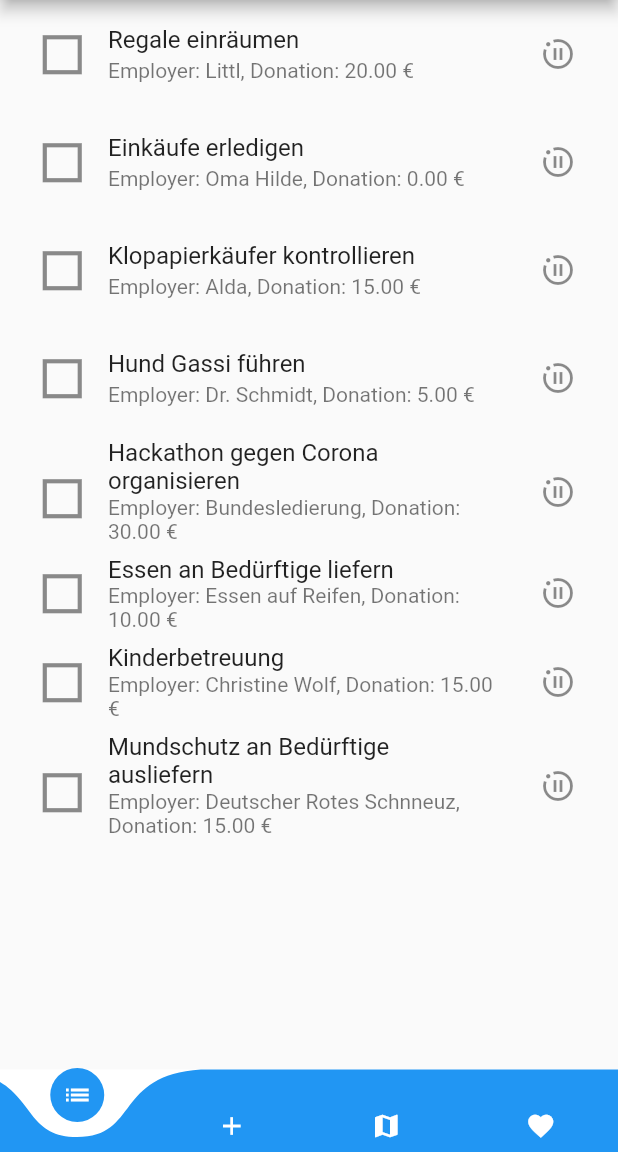
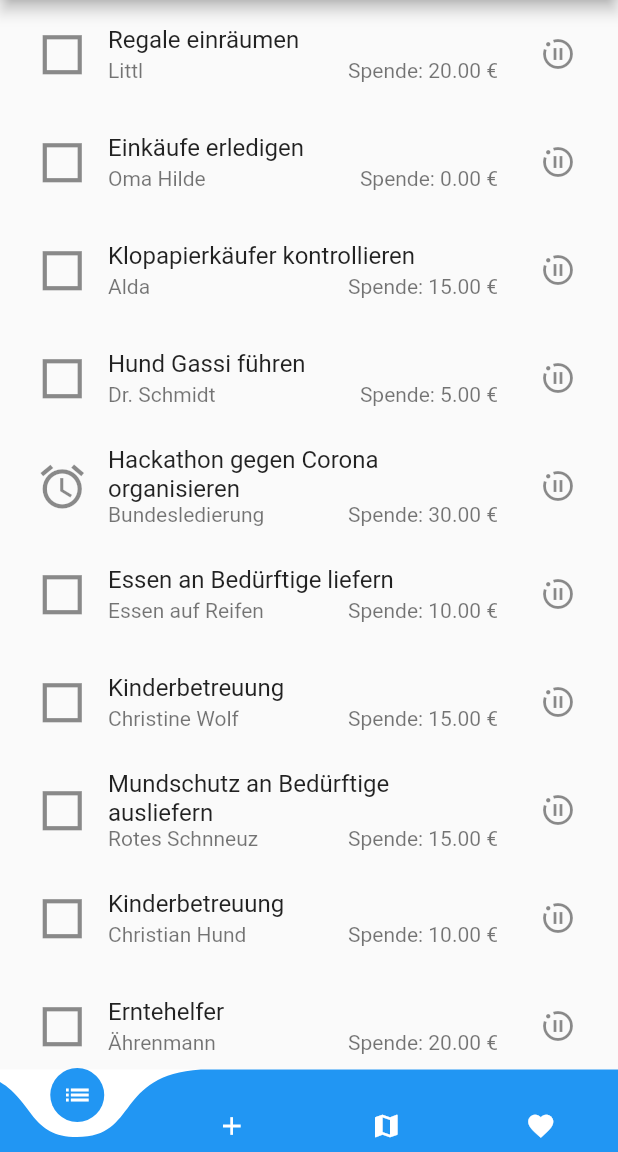
Before and after one commit to ConstantinKoch/WirVSVirus, a Flutter app: the screen it shows after launch, on a phone screen of 412 x 824 dp, the part 84-1236 px from its top. Run offline on Flutter 3.47's test engine with Material 2 defaults, Android fonts, the phone set to English and light mode, and no system bars; drawn by our look-alikes of curved_navigation_bar.

Commit message:
Added Jobs

```diff
--- a/App/wirvsvirus/lib/JobOverview.dart
+++ b/App/wirvsvirus/lib/JobOverview.dart
@@ -23,7 +23,7 @@ class JobOverview extends StatelessWidget {
             child:Column(
               children: <Widget>[
                 IconButton(
-                  icon:Icon(IconData(59475, fontFamily: 'MaterialIcons')),
+                  icon: job.employer == 'Bundesledierung' ? Icon(Icons.access_alarms) : Icon(IconData(59475, fontFamily: 'MaterialIcons')),
                   onPressed: (){
                     Navigator.push(context, MaterialPageRoute(
                         builder:(context) => Skeleton(body: AccountView()/*TODO change to Account activity*/)
@@ -36,7 +36,13 @@ class JobOverview extends StatelessWidget {
             )
           ),
             title: Text(job.title),
-            subtitle: Text('Employer: ' + job.employer + ', Donation: ' + job.donation.toString()),
+            subtitle: Row(
+              children: [
+                Text(job.employer),
+                Spacer(),
+                Text('Spende: ' + job.donation.toString()),
+              ],
+            ),
             trailing: IconButton(
                   icon: Icon(IconData(58377, fontFamily: 'MaterialIcons', matchTextDirection: true)),
                   onPressed: () {
--- a/App/wirvsvirus/lib/Jobs.dart
+++ b/App/wirvsvirus/lib/Jobs.dart
@@ -1,10 +1,9 @@
 class Jobs {
-  int id;
   final String title;
   final String employer;
   final Donation donation;
 
-  Jobs({this.id, this.title, this.employer, this.donation});
+  Jobs({this.title, this.employer, this.donation});
 }
 
 class Donation {
@@ -26,13 +25,16 @@ List<Jobs> getJobs() {
     Jobs(title: 'Hackathon gegen Corona organisieren', employer: 'Bundesledierung', donation: Donation(30.0)),
     Jobs(title: 'Essen an Bedürftige liefern', employer: 'Essen auf Reifen', donation: Donation(10.0)),
     Jobs(title: 'Kinderbetreuung', employer: 'Christine Wolf', donation: Donation(15.0)),
-    Jobs(title: 'Mundschutz an Bedürftige ausliefern', employer: 'Deutscher Rotes Schnneuz', donation: Donation(15.0)),
+    Jobs(title: 'Mundschutz an Bedürftige ausliefern', employer: 'Rotes Schnneuz', donation: Donation(15.0)),
+    Jobs(title: 'Kinderbetreuung', employer: 'Christian Hund', donation: Donation(10.0)),
+    Jobs(title: 'Erntehelfer', employer: 'Ährenmann', donation: Donation(20.0)),
+    Jobs(title: 'Einkäufe erledigen', employer: 'Opa Heinz', donation: Donation(10.0)),
   ];
   return jobArr;
 }
 List<Jobs> getFavJobs(){
   var jobArr = [
-    Jobs(id: 1, title: 'Regale einräumen', employer: 'Rewe', donation: Donation(20.00)),
+    Jobs(title: 'Hackathon gegen Corona organisieren', employer: 'Bundesledierung', donation: Donation(30.0)),
   ];
   return jobArr;
 }
```
